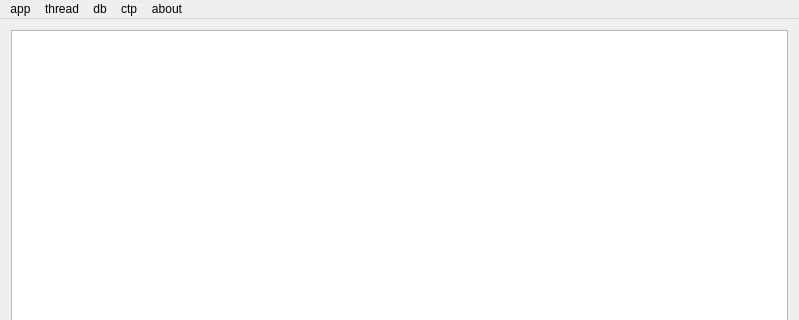
The window that btgateway/ui/mainwindow.ui (xiaohua546/bftrader) describes before a commit, drawn with Qt 5; both pictures show x 0 to 799 and y 0 to 320 of the 799 by 581 pixel window.
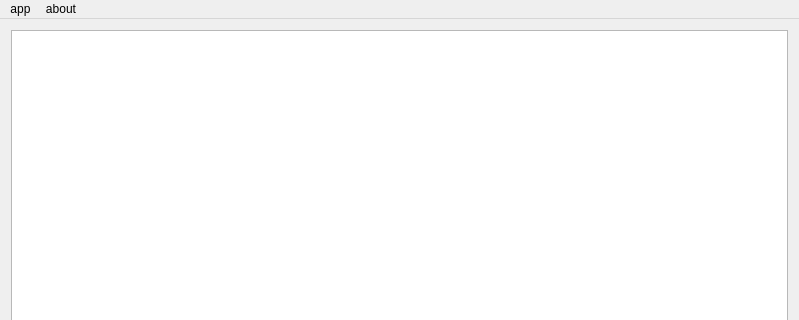
The same window after the commit.

```diff
--- a/btgateway/ui/mainwindow.ui
+++ b/btgateway/ui/mainwindow.ui
@@ -56,30 +56,7 @@
     <addaction name="actionAppVersion"/>
     <addaction name="menu_NO_MONEY"/>
    </widget>
-   <widget class="QMenu" name="menuThread">
-    <property name="title">
-     <string>thread</string>
-    </property>
-    <addaction name="actionThreadExternal"/>
-   </widget>
-   <widget class="QMenu" name="menuDb">
-    <property name="title">
-     <string>db</string>
-    </property>
-    <addaction name="actionDbOpen"/>
-    <addaction name="actionDbInit"/>
-    <addaction name="actionDbClose"/>
-   </widget>
-   <widget class="QMenu" name="menuCtp">
-    <property name="title">
-     <string>ctp</string>
-    </property>
-    <addaction name="actionCtpVersion"/>
-   </widget>
    <addaction name="menuApp"/>
-   <addaction name="menuThread"/>
-   <addaction name="menuDb"/>
-   <addaction name="menuCtp"/>
    <addaction name="menuAbout"/>
   </widget>
   <action name="actionAppQuit">
```
Left out of the diff: 25 changed lines with no effect on the pictures.
